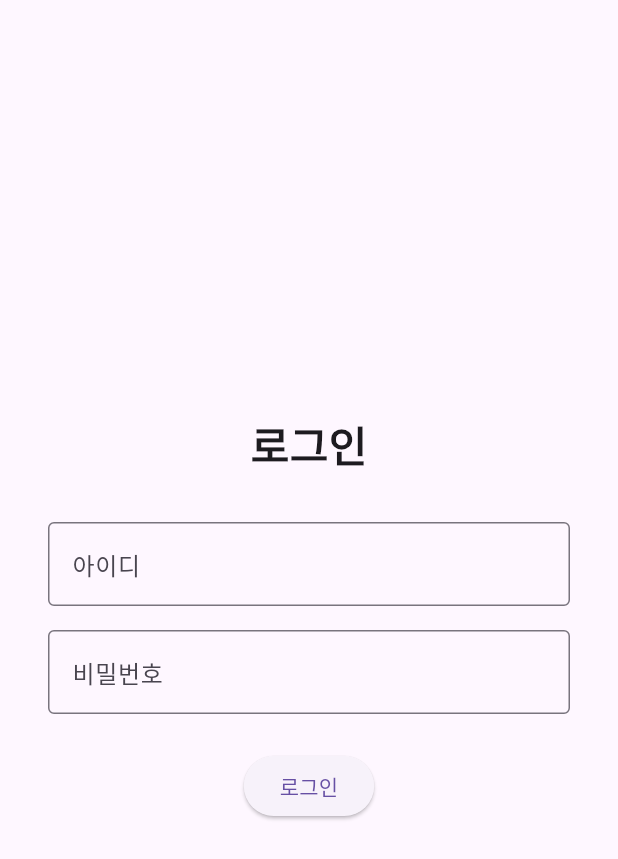
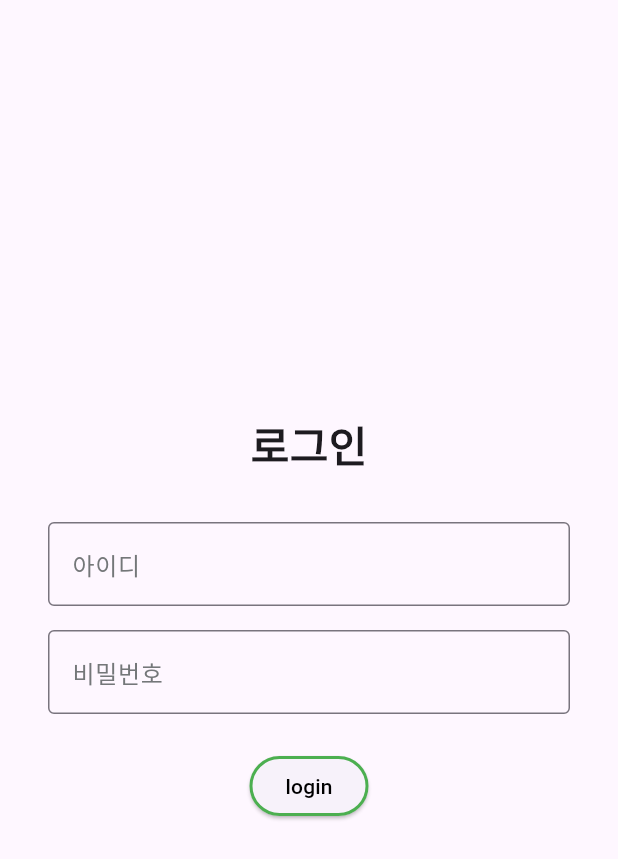
Before and after one commit to elbicuderri/board, a Flutter app: the screen it shows after launch, on a phone screen of 412 x 824 dp. Shown: the top 859 px of the screen. Run offline on Flutter 3.47's test engine with Material 3 defaults, Android fonts, the phone set to English and light mode, and no system bars.

Commit message:
Refactoring 2

```diff
--- a/lib/pages/login_page.dart
+++ b/lib/pages/login_page.dart
@@ -13,6 +13,7 @@ class LoginPage extends StatefulWidget {
 class _LoginPageState extends State<LoginPage> {
   final TextEditingController _idController = TextEditingController();
   final TextEditingController _pwController = TextEditingController();
+  final FocusNode _idFocusNode = FocusNode();
   String? _error;
   List<dynamic>? _userData;
 
@@ -27,6 +28,14 @@ class _LoginPageState extends State<LoginPage> {
   void initState() {
     super.initState();
     _loadUserData();
+  }
+
+  @override
+  void dispose() {
+    _idController.dispose();
+    _pwController.dispose();
+    _idFocusNode.dispose();
+    super.dispose();
   }
 
   void _login() {
@@ -66,9 +75,20 @@ class _LoginPageState extends State<LoginPage> {
               // id text field
               TextField(
                 controller: _idController,
+                focusNode: _idFocusNode,
+                style: TextStyle(
+                  fontWeight:
+                      _idFocusNode.hasFocus
+                          ? FontWeight.bold
+                          : FontWeight.normal,
+                ),
                 decoration: InputDecoration(
                   labelText: '아이디',
+                  labelStyle: TextStyle(color: Color(0xFF747779)),
                   border: OutlineInputBorder(),
+                  focusedBorder: OutlineInputBorder(
+                    borderSide: BorderSide(color: Colors.black, width: 2.0),
+                  ),
                 ),
               ),
               SizedBox(height: 16),
@@ -78,7 +98,11 @@ class _LoginPageState extends State<LoginPage> {
                 obscureText: true,
                 decoration: InputDecoration(
                   labelText: '비밀번호',
+                  labelStyle: TextStyle(color: Color(0xFF747779)),
                   border: OutlineInputBorder(),
+                  focusedBorder: OutlineInputBorder(
+                    borderSide: BorderSide(color: Colors.black, width: 2.0),
+                  ),
                 ),
               ),
               if (_error != null) ...[
@@ -91,7 +115,13 @@ class _LoginPageState extends State<LoginPage> {
                 // width: double.infinity,
                 child: ElevatedButton(
                   onPressed: _userData == null ? null : _login,
-                  child: Text('로그인'),
+                  style: ElevatedButton.styleFrom(
+                    side: BorderSide(color: Colors.green, width: 2),
+                    shape: RoundedRectangleBorder(
+                      borderRadius: BorderRadius.circular(32),
+                    ),
+                  ),
+                  child: Text('login', style: TextStyle(color: Colors.black)),
                 ),
               ),
             ],
--- a/lib/pages/post_list_page.dart
+++ b/lib/pages/post_list_page.dart
@@ -8,6 +8,7 @@ class Post {
   final String title;
   final String content;
   final String author;
+
   Post({
     required this.category,
     required this.title,
@@ -18,6 +19,7 @@ class Post {
 
 class PostListPage extends StatefulWidget {
   final String loggedInId;
+
   const PostListPage({super.key, required this.loggedInId});
 
   @override
--- a/lib/pages/post_page.dart
+++ b/lib/pages/post_page.dart
@@ -5,6 +5,7 @@ class PostPage extends StatelessWidget {
   final Post post;
   final String loggedInId;
   final VoidCallback? onDelete;
+
   const PostPage({
     super.key,
     required this.post,
--- a/lib/pages/write_page.dart
+++ b/lib/pages/write_page.dart
@@ -332,6 +332,7 @@ class ContentField extends StatelessWidget {
           focusNode: focusNode,
           maxLines: null,
           expands: true,
+          onChanged: onChanged,
           textAlignVertical: TextAlignVertical.top,
           style: TextStyle(
             color: Color(0xFF000000),
@@ -353,7 +354,6 @@ class ContentField extends StatelessWidget {
             ),
             contentPadding: EdgeInsets.all(12),
           ),
-          onChanged: onChanged,
         ),
       ),
     );
```
